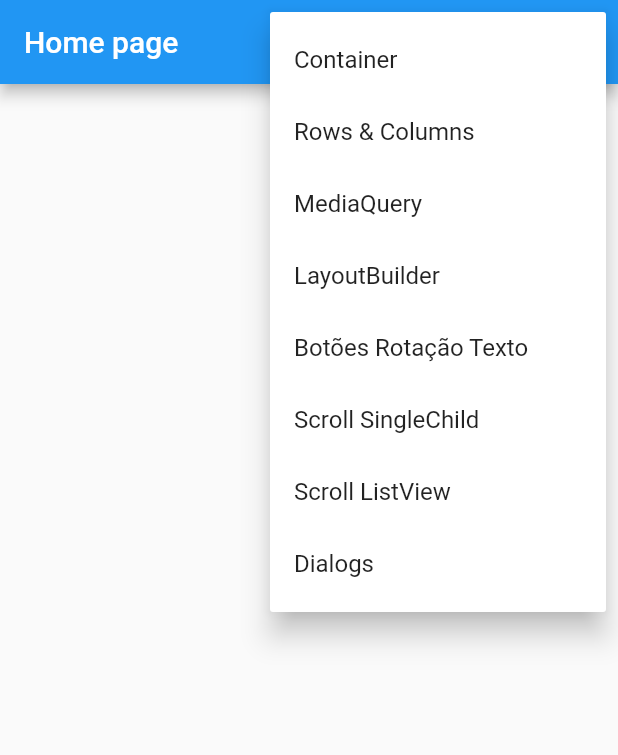
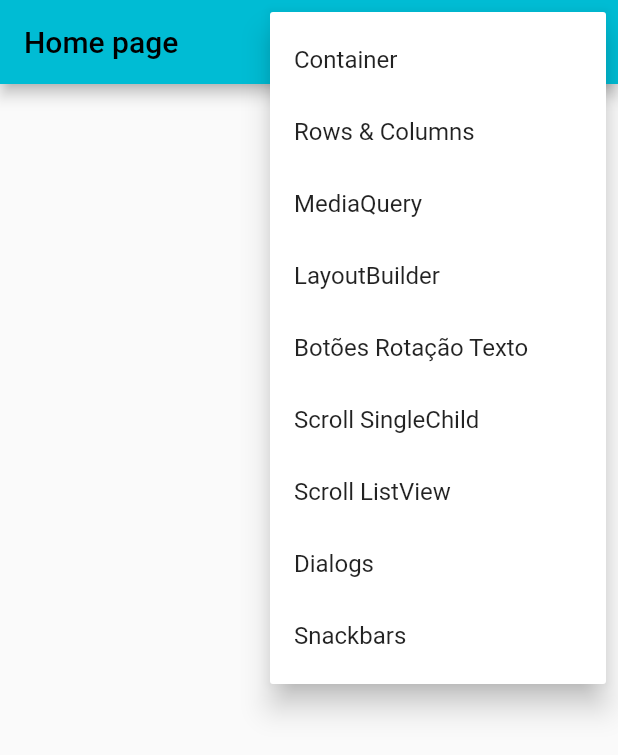
Before and after one commit to danieldkm/flutter, a Flutter app: the screen it shows after launch, after a tap on the "more vert" icon, on a phone screen of 412 x 824 dp. Shown: the top 755 px of the screen. Run offline on Flutter 3.47's test engine with Material 2 defaults, Android fonts, the phone set to English and light mode, and no system bars; our stand-ins replace device_preview.

Commit message:
BuildContext e Snackbar

```diff
--- a/4_flutter_primeiro_projeto/lib/main.dart
+++ b/4_flutter_primeiro_projeto/lib/main.dart
@@ -10,6 +10,7 @@
 import 'package:flutter_primeiro_projeto/pages/rows_columns/rows_columns_page.dart';
 import 'package:flutter_primeiro_projeto/pages/scrolls/listview_page.dart';
 import 'package:flutter_primeiro_projeto/pages/scrolls/singlechildscrollview_page.dart';
+import 'package:flutter_primeiro_projeto/pages/snackbar/snackbar_page.dart';
 
 void main() {
   runApp(DevicePreview(
@@ -24,7 +25,7 @@
     return MaterialApp(
       title: 'Flutter primeiro projeto',
       theme: ThemeData(
-        primarySwatch: Colors.blue,
+        primarySwatch: Colors.cyan,
       ),
       useInheritedMediaQuery: true,
       locale: DevicePreview.locale(context),
@@ -38,6 +39,7 @@
         '/scrolls/single_child': (_) => SinglechildscrollviewPage(),
         '/scrolls/list_view': (_) => ListViewPage(),
         '/dialogs': (_) => DialogsPage(),
+        '/snackbars': (_) => SnackbarPage(),
       },
     );
   }
--- a/4_flutter_primeiro_projeto/lib/pages/homes/home_page.dart
+++ b/4_flutter_primeiro_projeto/lib/pages/homes/home_page.dart
@@ -9,6 +9,7 @@
   scrolls_single_child,
   scrolls_list_view,
   dialogs,
+  snackbars,
 }
 
 class HomePage extends StatelessWidget {
@@ -49,6 +50,9 @@
                   case PopupMenuPages.dialogs:
                     Navigator.pushNamed(context, '/dialogs');
                     break;
+                  case PopupMenuPages.snackbars:
+                    Navigator.pushNamed(context, '/snackbars');
+                    break;
                 }
               },
               itemBuilder: (BuildContext context) {
@@ -85,6 +89,10 @@
                     child: Text('Dialogs'),
                     value: PopupMenuPages.dialogs,
                   ),
+                  PopupMenuItem<PopupMenuPages>(
+                    child: Text('Snackbars'),
+                    value: PopupMenuPages.snackbars,
+                  ),
                 ];
               })
         ],
```
Also changed, not shown: 4_flutter_primeiro_projeto/lib/pages/snackbar/snackbar_page.dart (added, +51 -0 lines), 1 other file.
